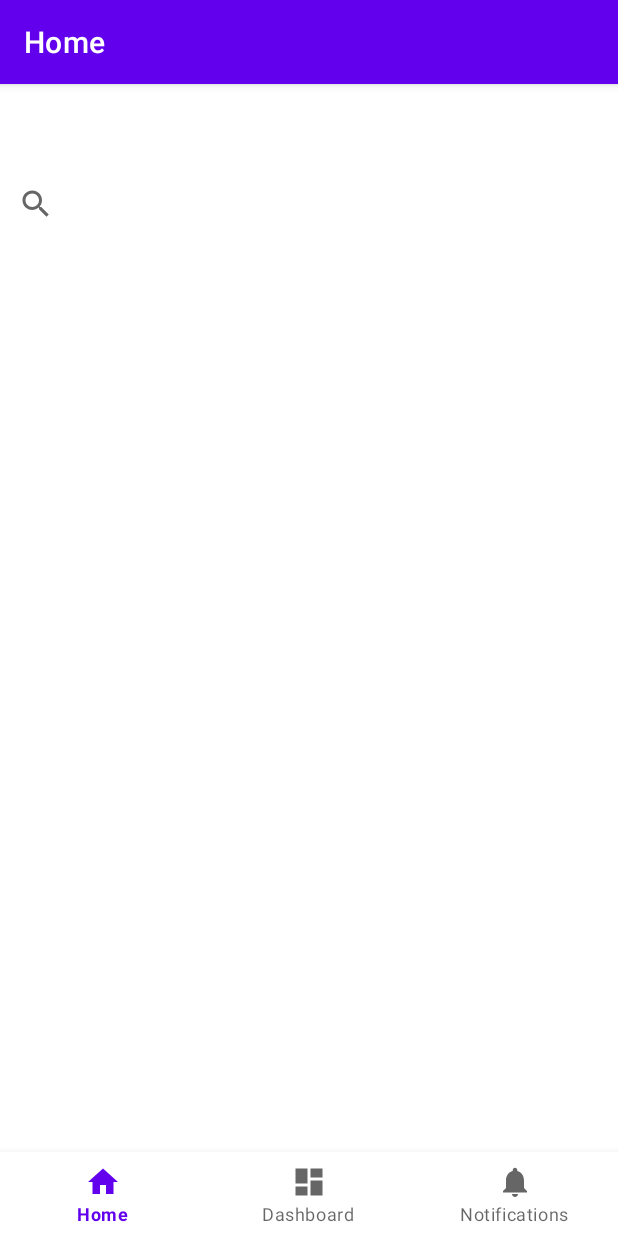
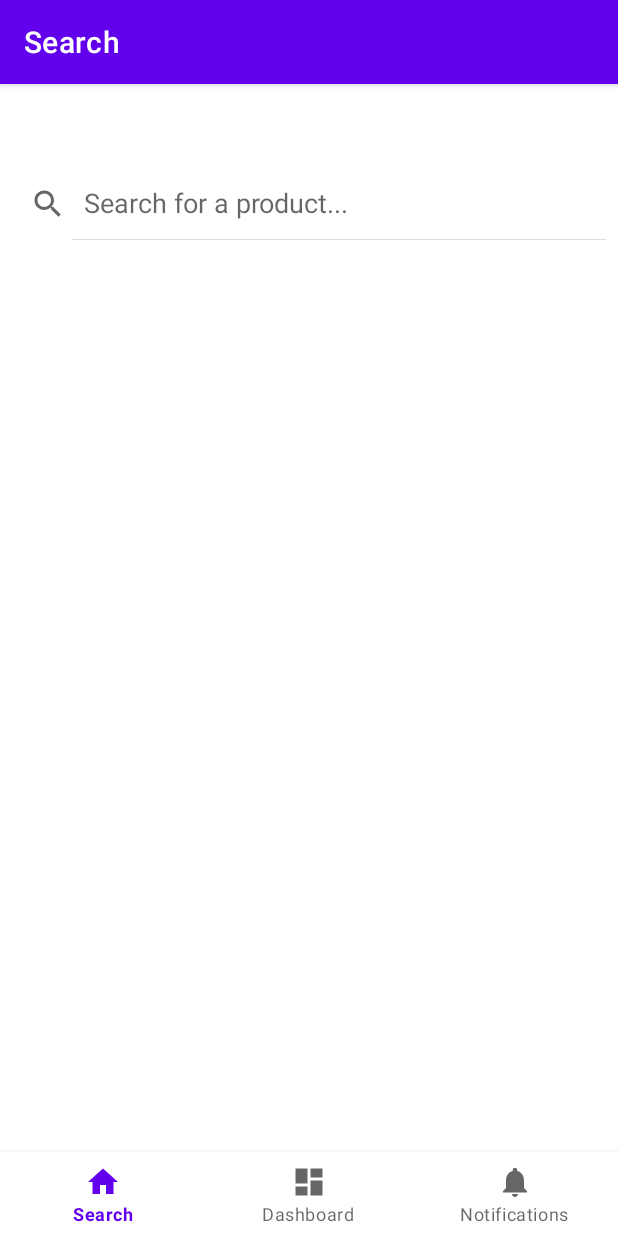
Before and after one commit to iampopovich/GOGCrawler, an Android app: the screen it shows after launch (MainActivity), on a phone screen of 412 x 824 dp. Run offline under Robolectric (Android 15) with nearby library versions, the phone set to English and light mode, and no system bars; our stand-ins replace Volley, navigation-ui.

Commit message:
первая рабочая версия
- пользователь может парсить цены по урлу
- пользователь получит 10 топовых результатов
- искправлена проблема с асинковым вызовом и результатом

```diff
--- a/app/src/main/java/com/example/gpricescope/MainActivity.java
+++ b/app/src/main/java/com/example/gpricescope/MainActivity.java
@@ -27,7 +27,9 @@ public class MainActivity extends AppCompatActivity {
         // Passing each menu ID as a set of Ids because each
         // menu should be considered as top level destinations.
         AppBarConfiguration appBarConfiguration = new AppBarConfiguration.Builder(
-                R.id.navigation_home, R.id.navigation_dashboard, R.id.navigation_notifications)
+                R.id.navigation_search,
+                R.id.navigation_dashboard,
+                R.id.navigation_notifications)
                 .build();
         NavController navController = Navigation.findNavController(this, R.id.nav_host_fragment_activity_main);
         NavigationUI.setupActionBarWithNavController(this, navController, appBarConfiguration);
--- a/app/src/main/java/com/example/gpricescope/ui/home/HomeFragment.java
+++ /dev/null
@@ -1,115 +0,0 @@
-package com.example.gpricescope.ui.home;
-
-import android.os.Bundle;
-import android.util.Log;
-import android.view.LayoutInflater;
-import android.view.View;
-import android.view.ViewGroup;
-import android.widget.SearchView;
-import android.widget.TextView;
-
-import androidx.annotation.NonNull;
-import androidx.fragment.app.Fragment;
-import androidx.lifecycle.ViewModelProvider;
-import androidx.recyclerview.widget.LinearLayoutManager;
-import androidx.recyclerview.widget.RecyclerView;
-
-import com.android.volley.Request;
-import com.android.volley.RequestQueue;
-import com.android.volley.Response;
-import com.android.volley.VolleyError;
-import com.android.volley.toolbox.JsonObjectRequest;
-import com.android.volley.toolbox.StringRequest;
-import com.android.volley.toolbox.Volley;
-import com.example.gpricescope.databinding.FragmentHomeBinding;
-
-import org.json.JSONException;
-import org.json.JSONObject;
-
-import java.util.ArrayList;
-import java.util.List;
-import java.util.regex.Matcher;
-import java.util.regex.Pattern;
-
-public class HomeFragment extends Fragment {
-
-    private FragmentHomeBinding binding;
-    private RequestQueue requestQueue;
-    private List<PriceItem> prices;
-    private String productId;
-
-    public View onCreateView(@NonNull LayoutInflater inflater,
-                             ViewGroup container, Bundle savedInstanceState) {
-        HomeViewModel homeViewModel =
-                new ViewModelProvider(this).get(HomeViewModel.class);
-        requestQueue = Volley.newRequestQueue(this.getContext());
-
-        binding = FragmentHomeBinding.inflate(inflater, container, false);
-        View root = binding.getRoot();
-        binding.searchView.clearFocus();
-        binding.searchView.setOnQueryTextListener(new SearchView.OnQueryTextListener() {
-            @Override
-            public boolean onQueryTextSubmit(String query) {
-                fetchPrices(query);
-                return true;
-            }
-
-            @Override
-            public boolean onQueryTextChange(String newText) {
-                return false;
-            }
-        });
-        return root;
-    }
-
-    @Override
-    public void onDestroyView() {
-        super.onDestroyView();
-        binding = null;
-    }
-
-    private void fetchPrices(String query) {
-        prices = new ArrayList<>();
-        query = "https://www.gog.com/en/game/diablo";
-        if (!query.startsWith("https://www.gog.com/")) return;
-        extractProductId(query);
-        if (productId == null) return;
-        for (String code : Countries.codes.keySet()) {
-            makeRequest("https://api.gog.com/products/" + productId + "/prices?countryCode=" + code + "&currency=USD");
-            break;
-        }
-        binding.priceRecyclerView.setLayoutManager(new LinearLayoutManager(this.getContext()));
-        PriceAdapter adapter = new PriceAdapter(this.getContext(), prices);
-        binding.priceRecyclerView.setAdapter(adapter);
-    }
-
-    private void extractProductId(String url) {
-        StringRequest request = new StringRequest(url,
-                response -> {
-                    String regex = "card-product=\"(\\d+)\"";
-                    Pattern pattern = Pattern.compile(regex);
-                    Matcher matcher = pattern.matcher(response);
-                    String productId = matcher.group(1);
-                    assert productId != null;
-                    Log.d("productId", productId);
-                }, error -> {
-            Log.e("Error", error.toString());
-        });
-        requestQueue.add(request);
-    }
-
-    private void makeRequest(String url) {
-//        StringRequest request = new StringRequest(Request.Method.GET, url, response->{
-//            try {
-//                JSONObject result = new JSONObject(response);
-//                String price = result.getString("price");
-//                String currency = result.getString("currency");
-//                String code = result.getString("countryCode");
-//                prices.add(new PriceItem(code, price, currency));
-//            } catch (JSONException e) {
-//                throw new RuntimeException(e);
-//            }
-//        }, error -> {});
-//        requestQueue.add(request);
-    }
-}
--- a/app/src/main/java/com/example/gpricescope/ui/home/Countries.java
+++ b/app/src/main/java/com/example/gpricescope/ui/search/Countries.java
@@ -1,9 +1,9 @@
-package com.example.gpricescope.ui.home;
+package com.example.gpricescope.ui.search;
 
 import java.util.HashMap;
 
 public class Countries {
-    public static final HashMap<String, String> codes = new HashMap<String, String>();
+    public static final HashMap<String, String> codes = new HashMap<>();
 
     static {
         codes.put("US", "United States");
--- a/app/src/main/java/com/example/gpricescope/ui/home/PriceAdapter.java
+++ b/app/src/main/java/com/example/gpricescope/ui/search/PriceAdapter.java
@@ -1,4 +1,4 @@
-package com.example.gpricescope.ui.home;
+package com.example.gpricescope.ui.search;
 
 import android.view.LayoutInflater;
 import android.view.View;
@@ -45,8 +45,8 @@ public class PriceAdapter extends RecyclerView.Adapter<PriceAdapter.ViewHolder>
     }
 
     public static class ViewHolder extends RecyclerView.ViewHolder {
-        public TextView countryTextView;
-        public TextView priceTextView;
+        public final TextView countryTextView;
+        public final TextView priceTextView;
 
         public ViewHolder(@NonNull View itemView) {
             super(itemView);
--- /dev/null
+++ b/app/src/main/java/com/example/gpricescope/ui/search/SearchFragment.java
@@ -0,0 +1,114 @@
+package com.example.gpricescope.ui.search;
+
+import android.os.Bundle;
+import android.util.Log;
+import android.view.LayoutInflater;
+import android.view.View;
+import android.view.ViewGroup;
+import android.widget.SearchView;
+import android.widget.Toast;
+
+import androidx.annotation.NonNull;
+import androidx.fragment.app.Fragment;
+import androidx.lifecycle.ViewModelProvider;
+import androidx.recyclerview.widget.LinearLayoutManager;
+
+import com.android.volley.Request;
+import com.android.volley.RequestQueue;
+import com.android.volley.toolbox.StringRequest;
+import com.android.volley.toolbox.Volley;
+import com.example.gpricescope.databinding.FragmentSearchBinding;
+
+import org.json.JSONException;
+import org.json.JSONObject;
+
+import java.util.ArrayList;
+import java.util.Comparator;
+import java.util.List;
+import java.util.Objects;
+import java.util.regex.Matcher;
+import java.util.regex.Pattern;
+
+public class SearchFragment extends Fragment {
+
+    private FragmentSearchBinding binding;
+    private RequestQueue requestQueue;
+    private final List<PriceItem> prices = new ArrayList<>();
+    private String productId;
+
+    public View onCreateView(@NonNull LayoutInflater inflater,
+                             ViewGroup container, Bundle savedInstanceState) {
+        SearchViewModel searchViewModel =
+                new ViewModelProvider(this).get(SearchViewModel.class);
+        requestQueue = Volley.newRequestQueue(requireContext());
+
+        binding = FragmentSearchBinding.inflate(inflater, container, false);
+        View root = binding.getRoot();
+        binding.searchView.clearFocus();
+        binding.searchView.setOnQueryTextListener(new SearchView.OnQueryTextListener() {
+            @Override
+            public boolean onQueryTextSubmit(String query) {
+                fetchPrices(query);
+                return true;
+            }
+
+            @Override
+            public boolean onQueryTextChange(String newText) {
+                return false;
+            }
+        });
+        return root;
+    }
+
+    @Override
+    public void onDestroyView() {
+        super.onDestroyView();
+        binding = null;
+    }
+
+    private void fetchPrices(String query) {
+        prices.clear();
+        if (!query.startsWith("https://www.gog.com/")) Toast.makeText(getContext(), "Invalid URL", Toast.LENGTH_SHORT).show();
+        extractProductId(query);
+    }
+
+    private void extractProductId(String url) {
+        StringRequest request = new StringRequest(url,
+                response -> {
+                    String regex = "card-product=\"(\\d+)\"";
+                    Pattern pattern = Pattern.compile(regex);
+                    Matcher matcher = pattern.matcher(response);
+                    while (matcher.find()) productId = matcher.group(1);
+                    if (productId == null) return;
+                    for (String code : Countries.codes.keySet()) {
+                        makeRequest("https://api.gog.com/products/" + productId + "/prices?countryCode=" + code + "&currency=USD");
+                    }
+                    Log.d("productId", productId);
+                }, error -> Log.e("Error", error.toString()));
+        requestQueue.add(request);
+    }
+
+    private void makeRequest(String url) {
+        StringRequest request = new StringRequest(Request.Method.GET, url, response -> {
+            try {
+                JSONObject result = new JSONObject(response)
+                        .getJSONObject("_embedded")
+                        .getJSONArray("prices")
+                        .getJSONObject(0);
+                prices.add(
+                        new PriceItem(url.split("countryCode=")[1].split("&")[0],
+                                Integer.parseInt(result.getString("finalPrice").split(" ")[0]) / 100.00,
+                                result.getString("finalPrice").split(" ")[1]));
+                prices.sort(Comparator.comparing(PriceItem::getValue));
+                if (prices.size() > 10) prices.subList(10, prices.size()).clear();
+                binding.priceRecyclerView.setLayoutManager(new LinearLayoutManager(getContext()));
+                binding.priceRecyclerView.setAdapter(new PriceAdapter(getContext(), prices));
+            } catch (JSONException e) {
+                throw new RuntimeException(e);
+            }
+        }, error -> {
+        });
+        requestQueue.add(request);
+
+    }
+}
--- a/app/src/main/java/com/example/gpricescope/ui/home/HomeViewModel.java
+++ b/app/src/main/java/com/example/gpricescope/ui/search/SearchViewModel.java
@@ -1,14 +1,14 @@
-package com.example.gpricescope.ui.home;
+package com.example.gpricescope.ui.search;
 
 import androidx.lifecycle.LiveData;
 import androidx.lifecycle.MutableLiveData;
 import androidx.lifecycle.ViewModel;
 
-public class HomeViewModel extends ViewModel {
+public class SearchViewModel extends ViewModel {
 
     private final MutableLiveData<String> mText;
 
-    public HomeViewModel() {
+    public SearchViewModel() {
         mText = new MutableLiveData<>();
         mText.setValue("This is home fragment");
     }
--- a/app/src/main/res/layout/fragment_home.xml
+++ b/app/src/main/res/layout/fragment_search.xml
@@ -4,7 +4,7 @@
     xmlns:tools="http://schemas.android.com/tools"
     android:layout_width="match_parent"
     android:layout_height="match_parent"
-    tools:context=".ui.home.HomeFragment">
+    tools:context=".ui.search.SearchFragment">
     <SearchView
         android:id="@+id/searchView"
         android:layout_width="match_parent"
@@ -12,6 +12,7 @@
         android:queryHint="Search for a product..."
         app:layout_constraintEnd_toEndOf="parent"
         app:layout_constraintStart_toStartOf="parent"
+        android:iconifiedByDefault="false"
         app:layout_constraintTop_toTopOf="parent" />
 
     <androidx.recyclerview.widget.RecyclerView
--- a/app/src/main/res/menu/bottom_nav_menu.xml
+++ b/app/src/main/res/menu/bottom_nav_menu.xml
@@ -2,9 +2,9 @@
 <menu xmlns:android="http://schemas.android.com/apk/res/android">
 
     <item
-        android:id="@+id/navigation_home"
-        android:icon="@drawable/ic_home_black_24dp"
-        android:title="@string/title_home" />
+        android:id="@+id/navigation_search"
+        android:icon="@drawable/ic_search_black_24dp"
+        android:title="@string/title_search" />
 
     <item
         android:id="@+id/navigation_dashboard"
--- a/app/src/main/res/navigation/mobile_navigation.xml
+++ b/app/src/main/res/navigation/mobile_navigation.xml
@@ -3,13 +3,13 @@
     xmlns:app="http://schemas.android.com/apk/res-auto"
     xmlns:tools="http://schemas.android.com/tools"
     android:id="@+id/mobile_navigation"
-    app:startDestination="@+id/navigation_home">
+    app:startDestination="@+id/navigation_search">
 
     <fragment
-        android:id="@+id/navigation_home"
-        android:name="com.example.gpricescope.ui.home.HomeFragment"
-        android:label="@string/title_home"
-        tools:layout="@layout/fragment_home" />
+        android:id="@+id/navigation_search"
+        android:name="com.example.gpricescope.ui.search.SearchFragment"
+        android:label="@string/title_search"
+        tools:layout="@layout/fragment_search" />
 
     <fragment
         android:id="@+id/navigation_dashboard"
--- a/app/src/main/res/values/strings.xml
+++ b/app/src/main/res/values/strings.xml
@@ -1,6 +1,6 @@
 <resources>
     <string name="app_name">GPriceScope</string>
-    <string name="title_home">Home</string>
+    <string name="title_search">Search</string>
     <string name="title_dashboard">Dashboard</string>
     <string name="title_notifications">Notifications</string>
 </resources>
```
Also changed, not shown: app/src/main/java/com/example/gpricescope/ui/search/PriceItem.java (renamed from app/src/main/java/com/example/gpricescope/ui/home/PriceItem.java, +5 -7 lines), app/src/main/res/drawable/ic_search_black_24dp.xml (renamed from app/src/main/res/drawable/ic_home_black_24dp.xml).
